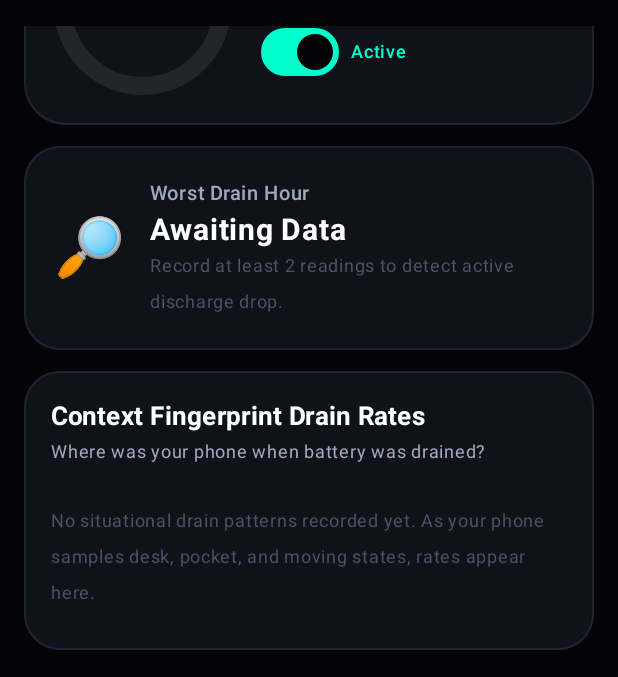
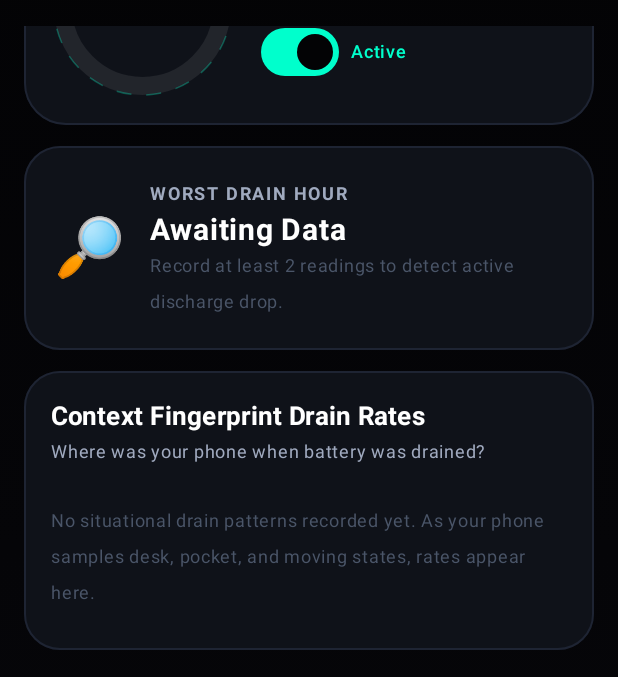
Before and after one commit to fiercefirefly07/battery-detective-app, an Android app built with Jetpack Compose: the screen it shows after launch (MainActivity), scrolled down 108 dp, on a phone screen of 412 x 824 dp, the part 70-747 px from its top. Run offline under Robolectric (Android 15) with nearby library versions, the phone set to English and light mode, and no system bars; our stand-ins replace Room's generated code; 1 statement that could not run was skipped.

Commit message:
Final Polish: Futuristic UI, App Icon, Edge-to-Edge, and Performance fixes

```diff
--- a/app/src/main/AndroidManifest.xml
+++ b/app/src/main/AndroidManifest.xml
@@ -21,6 +21,8 @@
     <application
         android:name=".DrainApp"
         android:allowBackup="true"
+        android:icon="@mipmap/ic_launcher"
+        android:roundIcon="@mipmap/ic_launcher_round"
         android:label="@string/app_name"
         android:supportsRtl="true"
         android:theme="@style/Theme.Drain">
--- a/app/src/main/java/com/draindetective/MainActivity.kt
+++ b/app/src/main/java/com/draindetective/MainActivity.kt
@@ -8,7 +8,13 @@ import androidx.activity.enableEdgeToEdge
 class MainActivity : ComponentActivity() {
     override fun onCreate(savedInstanceState: Bundle?) {
         super.onCreate(savedInstanceState)
+
         enableEdgeToEdge()
+
+        // Enforce transparent system bars for a fully immersive look
+        window.statusBarColor = android.graphics.Color.TRANSPARENT
+        window.navigationBarColor = android.graphics.Color.TRANSPARENT
+
         setContent { Root() }
     }
 }
--- a/app/src/main/java/com/draindetective/MainViewModel.kt
+++ b/app/src/main/java/com/draindetective/MainViewModel.kt
@@ -22,6 +22,7 @@ import kotlinx.coroutines.flow.SharingStarted
 import kotlinx.coroutines.flow.StateFlow
 import kotlinx.coroutines.flow.asStateFlow
 import kotlinx.coroutines.flow.collectLatest
+import kotlinx.coroutines.flow.flowOn
 import kotlinx.coroutines.flow.map
 import kotlinx.coroutines.flow.stateIn
 import kotlinx.coroutines.launch
@@ -41,10 +42,12 @@ class MainViewModel(app: Application) : AndroidViewModel(app) {
 
     val summary: StateFlow<AnalysisSummary> = readings
         .map { list -> DrainAnalyzer.analyze(list) }
+        .flowOn(Dispatchers.Default)
         .stateIn(viewModelScope, SharingStarted.WhileSubscribed(5000), DrainAnalyzer.analyze(emptyList()))
 
     val ghostRaceSummary: StateFlow<GhostRaceSummary> = readings
         .map { list -> GhostRaceAnalyzer.analyze(list) }
+        .flowOn(Dispatchers.Default)
         .stateIn(viewModelScope, SharingStarted.WhileSubscribed(5000), GhostRaceAnalyzer.analyze(emptyList()))
 
     private val _isForegroundRecording = MutableStateFlow(true)
--- a/app/src/main/java/com/draindetective/Ui.kt
+++ b/app/src/main/java/com/draindetective/Ui.kt
@@ -20,7 +20,7 @@ import androidx.compose.material.icons.Icons
 import androidx.compose.material.icons.rounded.Analytics
 import androidx.compose.material.icons.rounded.BatteryChargingFull
 import androidx.compose.material.icons.rounded.BugReport
-import androidx.compose.material.icons.rounded.DirectionsRun
+import androidx.compose.material.icons.automirrored.rounded.DirectionsRun
 import androidx.compose.material.icons.rounded.Settings
 import androidx.compose.material3.CenterAlignedTopAppBar
 import androidx.compose.material3.ExperimentalMaterial3Api
@@ -142,7 +142,7 @@ fun Root(vm: MainViewModel = viewModel()) {
                     val tabs = listOf(
                         Icons.Rounded.BatteryChargingFull to "Readings",
                         Icons.Rounded.Analytics to "Hourly",
-                        Icons.Rounded.DirectionsRun to "Ghost",
+                        Icons.AutoMirrored.Rounded.DirectionsRun to "Ghost",
                         Icons.Rounded.BugReport to "Incidents",
                         Icons.Rounded.Settings to "Settings"
                     )
--- a/app/src/main/java/com/draindetective/ui/components/HeroCard.kt
+++ b/app/src/main/java/com/draindetective/ui/components/HeroCard.kt
@@ -83,6 +83,20 @@ fun BatteryHeroGauge(
                 val inset = strokeWidth / 2f
                 val arcSize = Size(size.width - (inset * 2), size.height - (inset * 2))
 
+                // Sci-fi outer ring (dashed)
+                drawArc(
+                    color = TealNeon.copy(alpha = 0.3f),
+                    startAngle = 0f,
+                    sweepAngle = 360f,
+                    useCenter = false,
+                    topLeft = Offset(inset - 6.dp.toPx(), inset - 6.dp.toPx()),
+                    size = Size(arcSize.width + 12.dp.toPx(), arcSize.height + 12.dp.toPx()),
+                    style = Stroke(
+                        width = 1.dp.toPx(),
+                        pathEffect = androidx.compose.ui.graphics.PathEffect.dashPathEffect(floatArrayOf(15f, 15f), 0f)
+                    )
+                )
+
                 // Background track
                 drawArc(
                     color = Color.White.copy(alpha = 0.08f),
@@ -132,24 +146,28 @@ fun BatteryHeroGauge(
             verticalArrangement = Arrangement.spacedBy(6.dp)
         ) {
             Text(
-                text = "Drain Detective",
+                text = "DRAIN DETECTIVE",
                 fontSize = 20.sp,
-                fontWeight = FontWeight.Bold,
-                color = TextPrimary
+                fontWeight = FontWeight.ExtraBold,
+                color = TextPrimary,
+                letterSpacing = 1.5.sp
             )
 
             Text(
-                text = if (isRecording) "Auto-logging every 15 min" else "Foreground log paused",
-                color = TextSecondary,
-                fontSize = 12.sp
+                text = if (isRecording) "AUTO-LOGGING ACTIVE" else "FOREGROUND PAUSED",
+                color = TealNeon,
+                fontSize = 11.sp,
+                fontWeight = FontWeight.Bold,
+                letterSpacing = 1.sp
             )
 
             if (estimatedHours != null && !isCharging) {
                 Text(
-                    text = "Est: ${"%.1f".format(estimatedHours)}h to empty",
+                    text = "EST: ${"%.1f".format(estimatedHours)}H TO EMPTY",
                     color = AmberGold,
-                    fontSize = 12.sp,
-                    fontWeight = FontWeight.Medium
+                    fontSize = 11.sp,
+                    fontWeight = FontWeight.Bold,
+                    letterSpacing = 0.5.sp
                 )
             }
 
@@ -216,10 +234,11 @@ fun WorstDrainHeroCard(
 
         Column(modifier = Modifier.weight(1f)) {
             Text(
-                text = "Worst Drain Hour",
+                text = "WORST DRAIN HOUR",
                 color = TextSecondary,
-                fontSize = 13.sp,
-                fontWeight = FontWeight.SemiBold
+                fontSize = 12.sp,
+                fontWeight = FontWeight.Bold,
+                letterSpacing = 1.2.sp
             )
 
             if (worstHero != null && worstStat != null) {
@@ -227,7 +246,8 @@ fun WorstDrainHeroCard(
                     text = worstHero.labelRange,
                     color = TextPrimary,
                     fontSize = 26.sp,
-                    fontWeight = FontWeight.ExtraBold
+                    fontWeight = FontWeight.ExtraBold,
+                    letterSpacing = 0.5.sp
                 )
 
                 Spacer(Modifier.height(2.dp))
--- /dev/null
+++ b/app/src/main/res/mipmap-anydpi-v26/ic_launcher.xml
@@ -0,0 +1,5 @@
+<?xml version="1.0" encoding="utf-8"?>
+<adaptive-icon xmlns:android="http://schemas.android.com/apk/res/android">
+    <background android:drawable="@drawable/ic_launcher_background" />
+    <foreground android:drawable="@drawable/ic_launcher_foreground" />
+</adaptive-icon>
--- /dev/null
+++ b/app/src/main/res/mipmap-anydpi-v26/ic_launcher_round.xml
@@ -0,0 +1,5 @@
+<?xml version="1.0" encoding="utf-8"?>
+<adaptive-icon xmlns:android="http://schemas.android.com/apk/res/android">
+    <background android:drawable="@drawable/ic_launcher_background" />
+    <foreground android:drawable="@drawable/ic_launcher_foreground" />
+</adaptive-icon>
```
Also changed, not shown: app/src/main/res/drawable/ic_launcher_background.xml (added, +10 -0 lines), app/src/main/res/drawable/ic_launcher_foreground.xml (added, +18 -0 lines).
